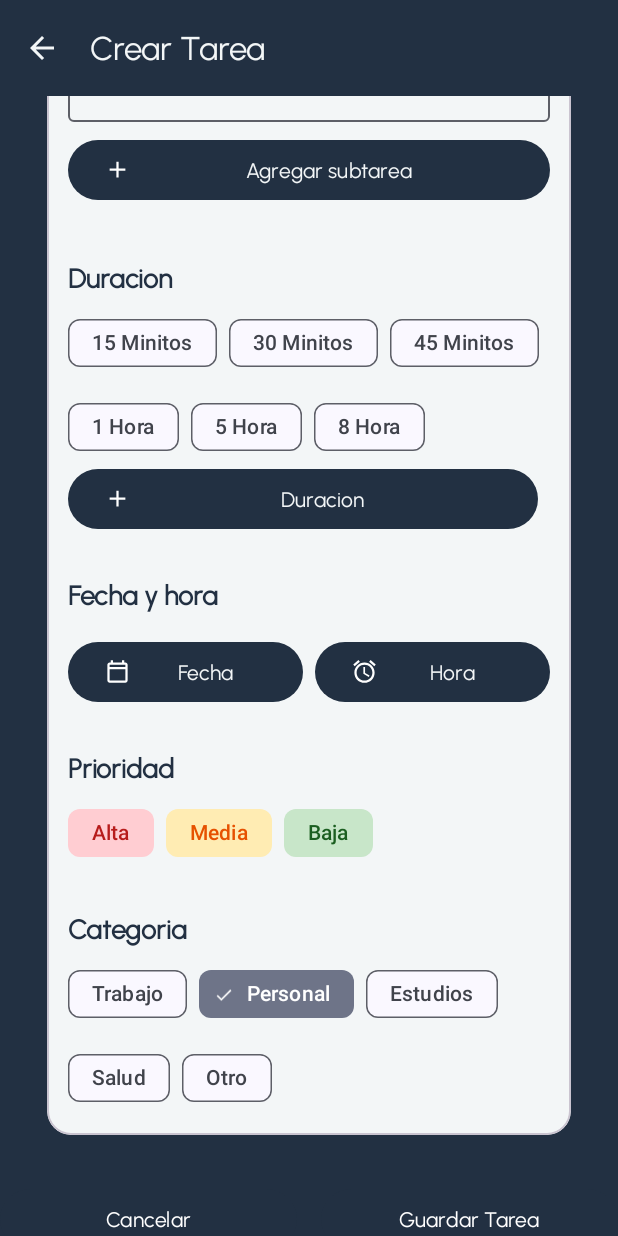
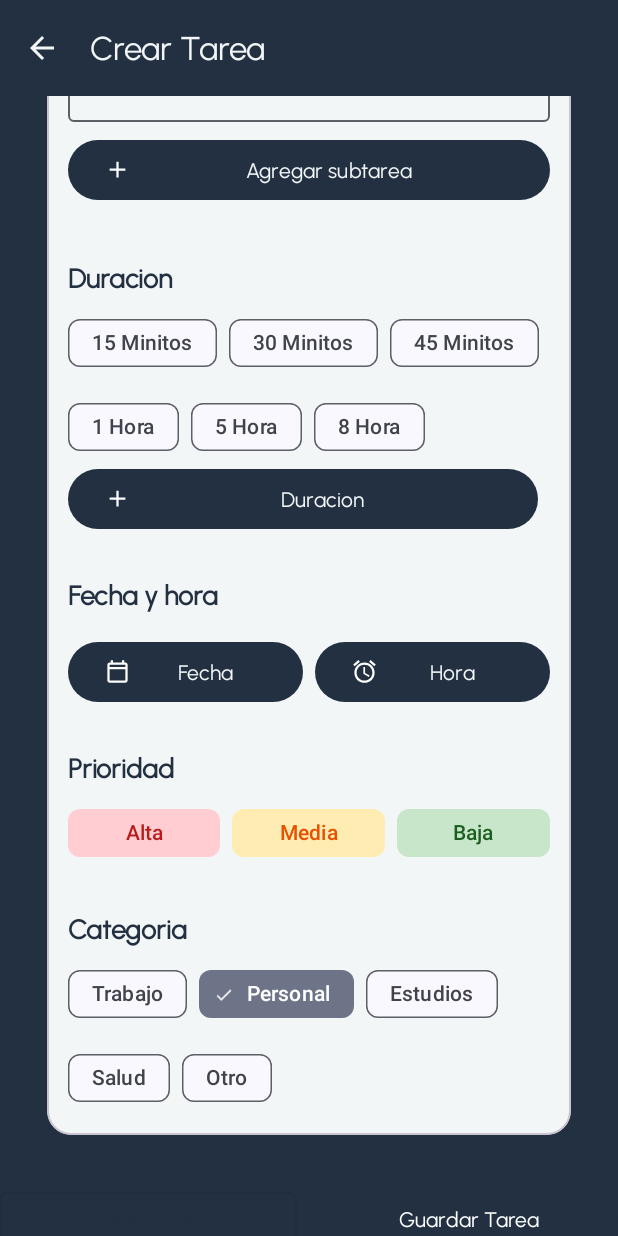
Before and after one commit to Manuelbena/sycrom, an Android app: the fragment TaskFragment shown on its own in the app's theme, scrolled down 532 dp, on a phone screen of 412 x 824 dp. Run offline under Robolectric (Android 15) with nearby library versions, the phone set to English and light mode, and no system bars.

Commit message:
Refactor en los chips

```diff
--- a/app/src/main/res/layout/fragment_new_task.xml
+++ b/app/src/main/res/layout/fragment_new_task.xml
@@ -10,7 +10,8 @@
     <com.google.android.material.appbar.AppBarLayout
         android:layout_width="match_parent"
         android:layout_height="wrap_content"
-        android:background="@color/color_primary">
+        android:background="@color/color_primary"
+        app:liftOnScroll="false">
 
         <com.google.android.material.appbar.MaterialToolbar
             android:id="@+id/toolbar"
@@ -48,7 +49,7 @@
                     <com.google.android.material.tabs.TabLayout
                         android:layout_width="match_parent"
                         android:background="@color/ivory"
-                        app:tabTextColor="@color/color_primary "
+                        app:tabTextColor="@color/color_primary"
                         android:layout_height="wrap_content"
                         app:tabMode="fixed">
 
@@ -325,41 +326,56 @@
                         <TextView
                             android:layout_width="match_parent"
                             android:layout_height="wrap_content"
-                            android:layout_weight="1"
                             android:text="Prioridad"
                             android:textColor="@color/background_primary"
                             android:textSize="@dimen/txt_dimen_xxl"
                             android:textStyle="bold"
                             tools:ignore="SpUsage" />
 
-                        <com.google.android.material.chip.ChipGroup
-                            android:layout_width="wrap_content"
+                        <!-- REEMPLAZAMOS EL CHIPGROUP POR UN LINEARLAYOUT -->
+                        <LinearLayout
+                            android:id="@+id/priority_chip_container"
+                            android:layout_width="match_parent"
                             android:layout_height="wrap_content"
                             android:layout_marginTop="8dp"
-                            app:singleSelection="true">
+                            android:orientation="horizontal">
 
                             <com.google.android.material.chip.Chip
                                 android:id="@+id/chipAlta"
                                 style="@style/Widget.App.Chip.Priority.Alta"
-                                android:layout_width="wrap_content"
+                                android:layout_width="0dp"
                                 android:layout_height="wrap_content"
-                                android:text="Alta" />
+                                android:layout_weight="1"
+                                android:layout_marginEnd="4dp"
+                                android:checkable="true"
+                                android:text="Alta"
+                                android:textAlignment="center" />
 
                             <com.google.android.material.chip.Chip
                                 android:id="@+id/chipMedia"
                                 style="@style/Widget.App.Chip.Priority.Media"
-                                android:layout_width="wrap_content"
+                                android:layout_width="0dp"
                                 android:layout_height="wrap_content"
-                                android:text="Media" />
+                                android:layout_weight="1"
+                                android:layout_marginStart="4dp"
+                                android:layout_marginEnd="4dp"
+                                android:checkable="true"
+                                android:text="Media"
+                                android:textAlignment="center" />
 
                             <com.google.android.material.chip.Chip
                                 android:id="@+id/chipBaja"
                                 style="@style/Widget.App.Chip.Priority.Baja"
-                                android:layout_width="wrap_content"
+                                android:layout_width="0dp"
                                 android:layout_height="wrap_content"
-                                android:text="Baja" />
-                        </com.google.android.material.chip.ChipGroup>
+                                android:layout_weight="1"
+                                android:layout_marginStart="4dp"
+                                android:checkable="true"
+                                android:text="Baja"
+                                android:textAlignment="center" />
+                        </LinearLayout>
                     </LinearLayout>
+
 
                     <LinearLayout
                         android:layout_width="match_parent"
@@ -431,6 +447,7 @@
 
                 <com.google.android.material.button.MaterialButton
                     android:id="@+id/btnCancelar"
+                    style="@style/Widget.MaterialComponents.Button.OutlinedButton"
                     android:layout_width="0dp"
                     android:layout_height="wrap_content"
                     android:layout_marginEnd="8dp"
```
